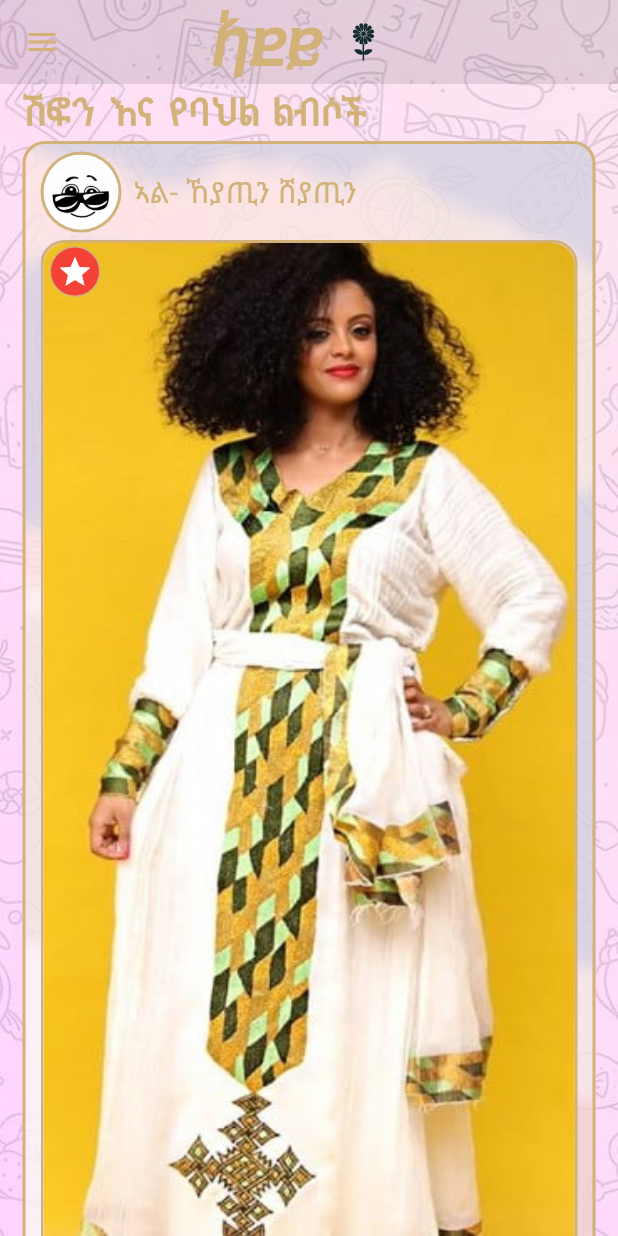
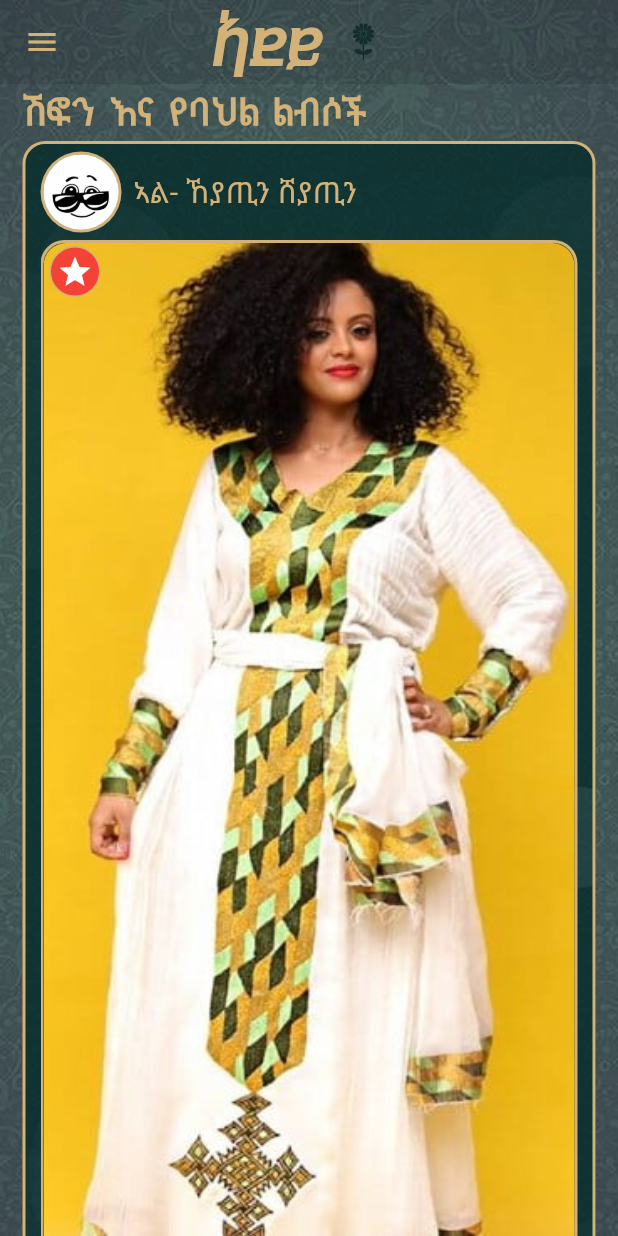
Before and after one commit to doti19/tlfi, a Flutter app: the screen it shows after launch, on a phone screen of 412 x 824 dp. Run offline on Flutter 3.47's test engine with Material 2 defaults, Android fonts, the phone set to English and light mode, and no system bars; drawn by our look-alikes of carousel_slider; our stand-ins replace flutter_svg, material_color_utilities, readmore, shared_preferences, smooth_page_indicator.

Commit message:
can now change backgrounds too

```diff
--- a/lib/constants/color.dart
+++ b/lib/constants/color.dart
@@ -6,7 +6,8 @@ class MyColors {
   static const Color lightColor2 = Color(0XFF7CC6A9);
   static const Color darkColor1 = Color(0XFFD2B278);
 
-  static const Color drawerlightColor = Color(0XDFE8C2E4);
+  static const Color drawerLightColor = Color(0XDFE8C2E4);
+  static const Color drawerDarkColor = Color(0XFF0F2228);
 }
 
 
--- a/lib/drawer/my_drawer.dart
+++ b/lib/drawer/my_drawer.dart
@@ -14,7 +14,7 @@ class MyDrawer extends StatelessWidget {
   Widget build(BuildContext context) {
     final theme = Provider.of<DarkThemeProvider>(context);
     return Drawer(
-      backgroundColor: MyColors.drawerlightColor,
+      backgroundColor: theme.drawerColor,
       child: Column(
         // padding: EdgeInsets.zero,
         crossAxisAlignment: CrossAxisAlignment.stretch,
--- a/lib/pages/abayas_page/index.dart
+++ b/lib/pages/abayas_page/index.dart
@@ -53,9 +53,9 @@ class AbayasPage extends StatelessWidget {
         backgroundColor: Colors.transparent,
         drawer: const MyDrawer(),
         body: DecoratedBox(
-          decoration: const BoxDecoration(
+          decoration: BoxDecoration(
             image: DecorationImage(
-              image: AssetImage("assets/background/background_light_2.jpg"),
+              image: theme.mainBackground,
               opacity: 0.8,
               fit: BoxFit.cover,
             ),
--- a/lib/pages/lelochm_page/index.dart
+++ b/lib/pages/lelochm_page/index.dart
@@ -53,9 +53,9 @@ class LelochmPage extends StatelessWidget {
         backgroundColor: Colors.transparent,
         drawer: const MyDrawer(),
         body: DecoratedBox(
-          decoration: const BoxDecoration(
+          decoration: BoxDecoration(
             image: DecorationImage(
-              image: AssetImage("assets/background/background_light_2.jpg"),
+              image: theme.mainBackground,
               opacity: 0.8,
               fit: BoxFit.cover,
             ),
--- a/lib/pages/mewabyas_page/index.dart
+++ b/lib/pages/mewabyas_page/index.dart
@@ -52,9 +52,9 @@ class MewabyasPage extends StatelessWidget {
         backgroundColor: Colors.transparent,
         drawer: const MyDrawer(),
         body: DecoratedBox(
-          decoration: const BoxDecoration(
+          decoration: BoxDecoration(
             image: DecorationImage(
-              image: AssetImage("assets/background/background_light_2.jpg"),
+              image: theme.mainBackground,
               opacity: 0.8,
               fit: BoxFit.cover,
             ),
--- a/lib/pages/shfons_page/index.dart
+++ b/lib/pages/shfons_page/index.dart
@@ -12,7 +12,7 @@ class ShfonsPage extends StatelessWidget {
 
   @override
   Widget build(BuildContext context) {
-    final themeChange = Provider.of<DarkThemeProvider>(context);
+    final theme = Provider.of<DarkThemeProvider>(context);
     return Scaffold(
         extendBodyBehindAppBar: true,
         appBar: AppBar(
@@ -30,7 +30,7 @@ class ShfonsPage extends StatelessWidget {
               Text(
                 'ኣደይ',
                 style: TextStyle(
-                  color: themeChange.color1,
+                  color: theme.color1,
                   fontFamily: 'mulat_medium_italic',
                   fontWeight: FontWeight.bold,
                   fontSize: 45,
@@ -52,9 +52,9 @@ class ShfonsPage extends StatelessWidget {
         backgroundColor: Colors.transparent,
         drawer: const MyDrawer(),
         body: DecoratedBox(
-          decoration: const BoxDecoration(
+          decoration: BoxDecoration(
             image: DecorationImage(
-              image: AssetImage("assets/background/background_light_2.jpg"),
+              image: theme.mainBackground,
               opacity: 0.8,
               fit: BoxFit.cover,
             ),
@@ -71,7 +71,7 @@ class ShfonsPage extends StatelessWidget {
                     'ሽፎን እና የባህል ልብሶች',
                     overflow: TextOverflow.ellipsis,
                     style: TextStyle(
-                      color: themeChange.color1,
+                      color: theme.color1,
                       fontFamily: 'godawa',
                       fontWeight: FontWeight.bold,
                       fontSize: 25,
--- a/lib/pages/shfons_page/widgets/my_card.dart
+++ b/lib/pages/shfons_page/widgets/my_card.dart
@@ -49,8 +49,8 @@ class _MyCardState extends State<MyCard> {
             width: 2.0,
             color: theme.color1,
           ),
-          image: const DecorationImage(
-            image: AssetImage("assets/background/background_light_1.jpg"),
+          image: DecorationImage(
+            image: theme.cardBackground,
             fit: BoxFit.cover,
             opacity: 0.8,
           ),
--- a/lib/providers/dark_theme_provider.dart
+++ b/lib/providers/dark_theme_provider.dart
@@ -16,4 +16,12 @@ class DarkThemeProvider with ChangeNotifier {
   }
 
   Color get color1 => _darkTheme ? MyColors.lightColor1 : MyColors.darkColor1;
+  Color get drawerColor =>
+      _darkTheme ? MyColors.drawerLightColor : MyColors.drawerDarkColor;
+  AssetImage get mainBackground => _darkTheme
+      ? const AssetImage("assets/background/background_light_2.jpg")
+      : const AssetImage("assets/background/background_dark_2.jpg");
+  AssetImage get cardBackground => _darkTheme
+      ? const AssetImage("assets/background/background_light_1.jpg")
+      : const AssetImage("assets/background/background_dark_1.jpg");
 }
```
